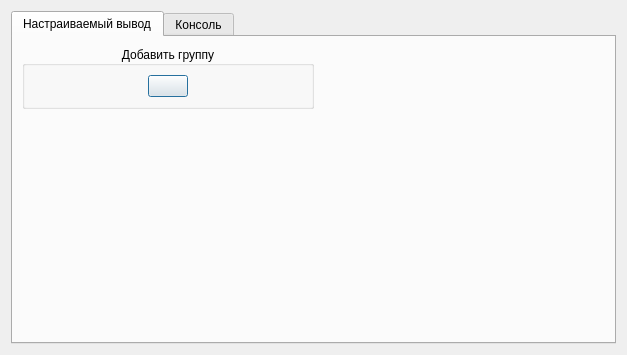
First picture: the form in dataandgraphsdialog.ui, repository revermun/Experiment_helper, before the edit.
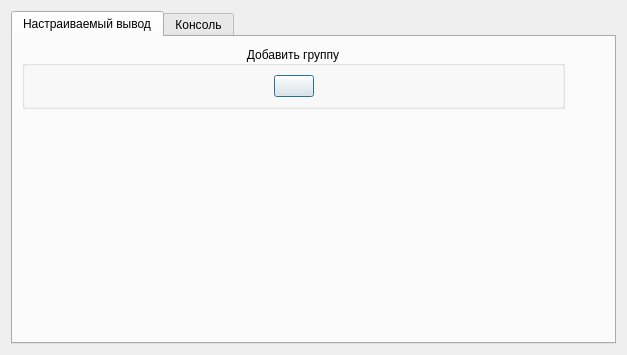
Second picture: the form after the edit. Icons and pictures are not drawn.

Patch:
```diff
--- a/dataandgraphsdialog.ui
+++ b/dataandgraphsdialog.ui
@@ -23,7 +23,7 @@
       <attribute name="title">
        <string>Настраиваемый вывод</string>
       </attribute>
-      <layout class="QGridLayout" name="gridLayoutGroupBoxes" columnstretch="1,1">
+      <layout class="QGridLayout" name="gridLayoutGroupBoxes" columnstretch="1,0">
        <property name="sizeConstraint">
         <enum>QLayout::SetDefaultConstraint</enum>
        </property>
```
Left out of the diff: 52 changed lines with no effect on the pictures.
